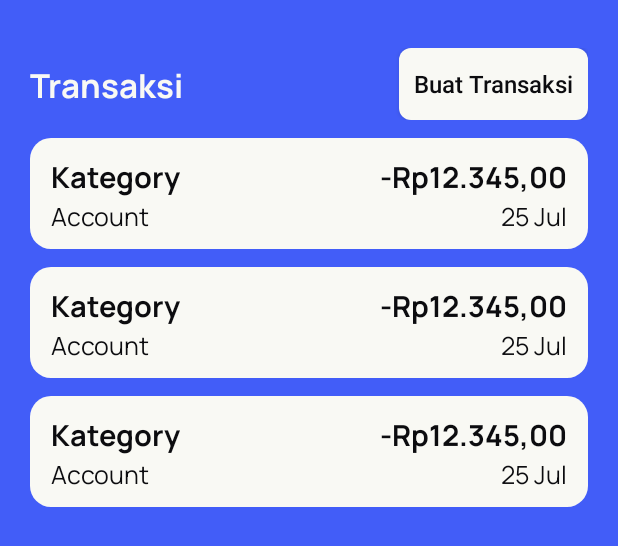
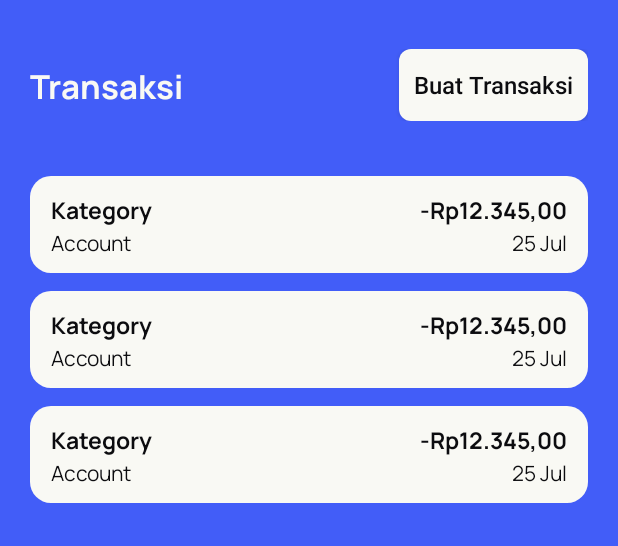
Before and after one commit to doloshabell/takana-app, an Android app: the layout fragment_transaction.xml on its own in the app's theme, with its tools: preview values and no code run, on a phone screen of 412 x 824 dp. Shown: the top 546 px of the screen. Run offline under Robolectric (Android 15) with nearby library versions, the light colour scheme and no system bars.

Commit message:
wip: get all transactions

```diff
--- a/front-end/Takana/app/src/main/java/com/example/takana/presentation/transaction/TransactionListAdapter.kt
+++ b/front-end/Takana/app/src/main/java/com/example/takana/presentation/transaction/TransactionListAdapter.kt
@@ -8,12 +8,12 @@ import androidx.annotation.RequiresApi
 import androidx.recyclerview.widget.RecyclerView
 import com.example.takana.R
 import com.example.takana.data.model.response.DataAllTransaction
-import com.example.takana.presentation.money_account.MoneyAccountListAdapter
+import com.example.takana.data.util.toRupiah
 import kotlinx.android.synthetic.main.item_list_transaction.view.*
 
 class TransactionListAdapter(
     var transactionLists: ArrayList<DataAllTransaction>,
-    val listener: MoneyAccountListAdapter.OnAdapterListener
+    val listener: OnAdapterListener
 ) : RecyclerView.Adapter<TransactionListAdapter.ViewHolder>() {
 
     class ViewHolder(val view: View) : RecyclerView.ViewHolder(view)
@@ -38,7 +38,7 @@ class TransactionListAdapter(
 //        dtf.format(odt)
         holder.view.tv_item_category.text = transactionItem.categoryName
         holder.view.tv_item_account.text = transactionItem.accountName
-        holder.view.tv_item_amount.text = transactionItem.amount.toString()
+        holder.view.tv_item_amount.text = transactionItem.amount.toLong().toRupiah()
         holder.view.tv_item_date.text = transactionItem.transactionDate
     }
 
--- a/front-end/Takana/app/src/main/res/layout/fragment_money_account.xml
+++ b/front-end/Takana/app/src/main/res/layout/fragment_money_account.xml
@@ -14,7 +14,7 @@
 
         <androidx.constraintlayout.widget.ConstraintLayout
             android:layout_width="match_parent"
-            android:layout_height="match_parent">
+            android:layout_height="wrap_content">
 
             <ProgressBar
                 android:id="@+id/pb_loading"
@@ -68,7 +68,9 @@
                 android:id="@+id/rv_list_account_money"
                 android:layout_width="match_parent"
                 android:layout_height="wrap_content"
-                android:layout_marginTop="@dimen/_18sdp"
+                android:layout_marginTop="@dimen/_28sdp"
+                app:layout_constraintBottom_toBottomOf="parent"
+                android:layout_marginBottom="@dimen/_30sdp"
                 app:layout_constraintTop_toBottomOf="@+id/ll_title_page"
                 tools:listitem="@layout/item_list_transaction" />
 
--- a/front-end/Takana/app/src/main/res/layout/fragment_transaction.xml
+++ b/front-end/Takana/app/src/main/res/layout/fragment_transaction.xml
@@ -14,14 +14,27 @@
 
         <androidx.constraintlayout.widget.ConstraintLayout
             android:layout_width="match_parent"
-            android:layout_height="match_parent">
+            android:layout_height="wrap_content">
+
+            <ProgressBar
+                android:id="@+id/pb_loading"
+                android:layout_width="@dimen/width_56"
+                android:layout_height="wrap_content"
+                android:layout_marginHorizontal="@dimen/margin_8"
+                android:layout_marginVertical="@dimen/margin_8"
+                android:translationZ="@dimen/width_8"
+                android:visibility="gone"
+                app:layout_constraintBottom_toBottomOf="parent"
+                app:layout_constraintEnd_toEndOf="parent"
+                app:layout_constraintStart_toStartOf="parent"
+                app:layout_constraintTop_toTopOf="parent"
+                tools:visibility="visible" />
 
             <LinearLayout
                 android:id="@+id/ll_title_page"
                 android:layout_width="match_parent"
                 android:layout_height="match_parent"
-                android:layout_marginTop="@dimen/margin_32"
-                android:layout_marginBottom="@dimen/margin_12"
+                android:layout_marginTop="@dimen/_25sdp"
                 android:orientation="horizontal"
                 app:layout_constraintEnd_toEndOf="parent"
                 app:layout_constraintStart_toStartOf="parent"
@@ -52,10 +65,12 @@
             </LinearLayout>
 
             <androidx.recyclerview.widget.RecyclerView
-                android:id="@+id/rv_list_account_money"
+                android:id="@+id/rv_list_transaction"
                 android:layout_width="match_parent"
                 android:layout_height="wrap_content"
-                android:layout_marginTop="@dimen/margin_12"
+                android:layout_marginTop="@dimen/_28sdp"
+                android:layout_marginBottom="@dimen/_30sdp"
+                app:layout_constraintBottom_toBottomOf="parent"
                 app:layout_constraintTop_toBottomOf="@+id/ll_title_page"
                 tools:listitem="@layout/item_list_transaction" />
 
--- a/front-end/Takana/app/src/main/res/layout/item_list_transaction.xml
+++ b/front-end/Takana/app/src/main/res/layout/item_list_transaction.xml
@@ -15,7 +15,7 @@
         android:fontFamily="@font/manrope_bold"
         android:text="Kategory"
         android:textColor="@color/text_color"
-        android:textSize="@dimen/_15ssp"
+        android:textSize="@dimen/_12ssp"
         app:layout_constraintStart_toStartOf="parent"
         app:layout_constraintTop_toTopOf="parent" />
 
@@ -26,7 +26,7 @@
         android:fontFamily="@font/manrope_regular"
         android:text="Account"
         android:textColor="@color/text_color"
-        android:textSize="@dimen/_13ssp"
+        android:textSize="@dimen/_11ssp"
         app:layout_constraintStart_toStartOf="parent"
         app:layout_constraintTop_toBottomOf="@id/tv_item_category" />
 
@@ -37,7 +37,7 @@
         android:fontFamily="@font/manrope_bold"
         android:text="-Rp12.345,00"
         android:textColor="@color/text_color"
-        android:textSize="@dimen/_15ssp"
+        android:textSize="@dimen/_12ssp"
         app:layout_constraintEnd_toEndOf="parent"
         app:layout_constraintTop_toTopOf="parent" />
 
@@ -48,7 +48,7 @@
         android:fontFamily="@font/manrope_regular"
         android:text="25 Jul"
         android:textColor="@color/text_color"
-        android:textSize="@dimen/_13ssp"
+        android:textSize="@dimen/_11ssp"
         app:layout_constraintEnd_toEndOf="parent"
         app:layout_constraintTop_toBottomOf="@id/tv_item_amount" />
 
```
Also changed, not shown: front-end/Takana/app/src/main/java/com/example/takana/presentation/transaction/TransactionFragment.kt (+67 -3 lines).
